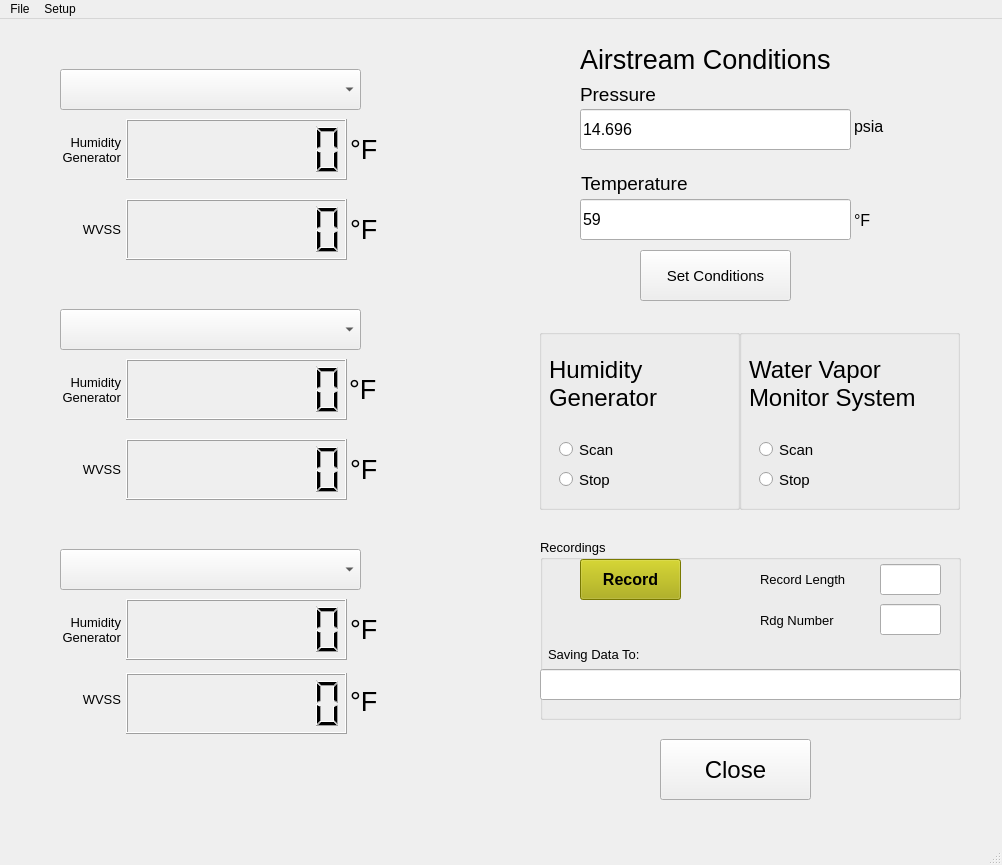
Above: GUIs/basic_GUI.ui from jbaviation/humidity_cart before the change. Below: the same form after it.
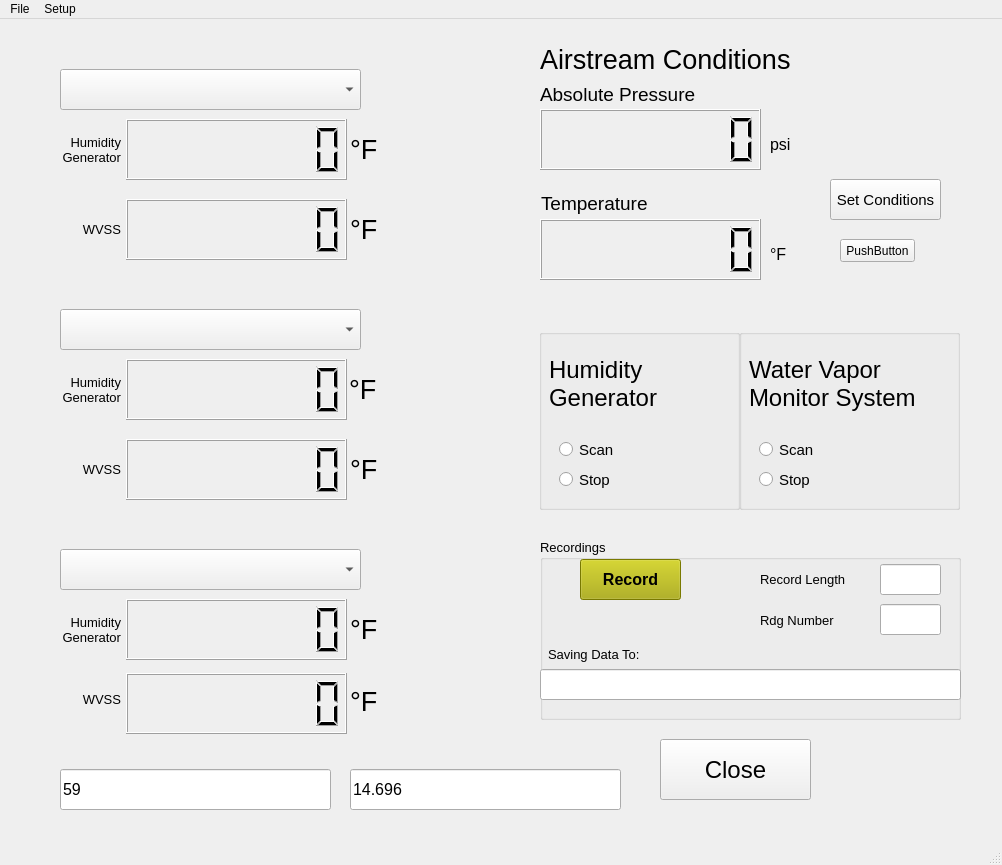
That is the form after the change.

Commit message: Been awhile since my last commit. In the middle of adding the instrumentation for pressure and temperature. This includes the addition of the Set Conditions GUI that is accessed now through a button labeled 'PushButton'. Eventually this will replace the 'Set Conditions' button. Currently working on ideas of how to communicate between the basic_GUI and the dialog box that is open from the 'PushButton' button.

Patch:
```diff
--- a/GUIs/basic_GUI.ui
+++ b/GUIs/basic_GUI.ui
@@ -158,8 +158,8 @@
    <widget class="QLineEdit" name="PressureEdit">
     <property name="geometry">
      <rect>
-      <x>580</x>
-      <y>90</y>
+      <x>350</x>
+      <y>750</y>
       <width>271</width>
       <height>41</height>
      </rect>
@@ -176,8 +176,8 @@
    <widget class="QLineEdit" name="TemperatureEdit">
     <property name="geometry">
      <rect>
-      <x>580</x>
-      <y>180</y>
+      <x>60</x>
+      <y>750</y>
       <width>271</width>
       <height>41</height>
      </rect>
@@ -194,7 +194,7 @@
    <widget class="QLabel" name="PressureLabel">
     <property name="geometry">
      <rect>
-      <x>580</x>
+      <x>540</x>
       <y>65</y>
       <width>211</width>
       <height>21</height>
@@ -208,14 +208,14 @@
      </font>
     </property>
     <property name="text">
-     <string>Pressure</string>
+     <string>Absolute Pressure</string>
     </property>
    </widget>
    <widget class="QLabel" name="TemperatureLabel">
     <property name="geometry">
      <rect>
-      <x>581</x>
-      <y>149</y>
+      <x>541</x>
+      <y>169</y>
       <width>211</width>
       <height>31</height>
      </rect>
@@ -232,8 +232,8 @@
    <widget class="QLabel" name="PressureUnitLabel">
     <property name="geometry">
      <rect>
-      <x>854</x>
-      <y>82</y>
+      <x>770</x>
+      <y>100</y>
       <width>71</width>
       <height>51</height>
      </rect>
@@ -244,14 +244,14 @@
      </font>
     </property>
     <property name="text">
-     <string>psia</string>
+     <string>psi</string>
     </property>
    </widget>
    <widget class="QLabel" name="TemperatureUnitLabel">
     <property name="geometry">
      <rect>
-      <x>854</x>
-      <y>176</y>
+      <x>770</x>
+      <y>210</y>
       <width>51</width>
       <height>51</height>
      </rect>
@@ -268,10 +268,10 @@
    <widget class="QPushButton" name="SetConditionsButton">
     <property name="geometry">
      <rect>
-      <x>640</x>
-      <y>231</y>
-      <width>151</width>
-      <height>51</height>
+      <x>830</x>
+      <y>160</y>
+      <width>111</width>
+      <height>41</height>
      </rect>
     </property>
     <property name="font">
@@ -379,7 +379,7 @@
    <widget class="QLabel" name="AirCondLabel">
     <property name="geometry">
      <rect>
-      <x>580</x>
+      <x>540</x>
       <y>20</y>
       <width>371</width>
       <height>41</height>
@@ -1315,6 +1315,63 @@
      </property>
     </widget>
    </widget>
+   <widget class="QLCDNumber" name="PressLCD">
+    <property name="geometry">
+     <rect>
+      <x>540</x>
+      <y>90</y>
+      <width>221</width>
+      <height>61</height>
+     </rect>
+    </property>
+    <property name="smallDecimalPoint">
+     <bool>false</bool>
+    </property>
+    <property name="digitCount">
+     <number>8</number>
+    </property>
+    <property name="segmentStyle">
+     <enum>QLCDNumber::Filled</enum>
+    </property>
+    <property name="intValue" stdset="0">
+     <number>0</number>
+    </property>
+   </widget>
+   <widget class="QLCDNumber" name="TempLCD">
+    <property name="geometry">
+     <rect>
+      <x>540</x>
+      <y>200</y>
+      <width>221</width>
+      <height>61</height>
+     </rect>
+    </property>
+    <property name="smallDecimalPoint">
+     <bool>false</bool>
+    </property>
+    <property name="digitCount">
+     <number>8</number>
+    </property>
+    <property name="segmentStyle">
+     <enum>QLCDNumber::Filled</enum>
+    </property>
+    <property name="intValue" stdset="0">
+     <number>0</number>
+    </property>
+   </widget>
+   <widget class="QPushButton" name="pushButton">
+    <property name="geometry">
+     <rect>
+      <x>840</x>
+      <y>220</y>
+      <width>75</width>
+      <height>23</height>
+     </rect>
+    </property>
+    <property name="text">
+     <string>PushButton</string>
+    </property>
+   </widget>
   </widget>
   <widget class="QMenuBar" name="menubar">
    <property name="geometry">
```
Left out of the diff: 5 changed lines with no effect on the pictures. The commit also changes 14 other files.
